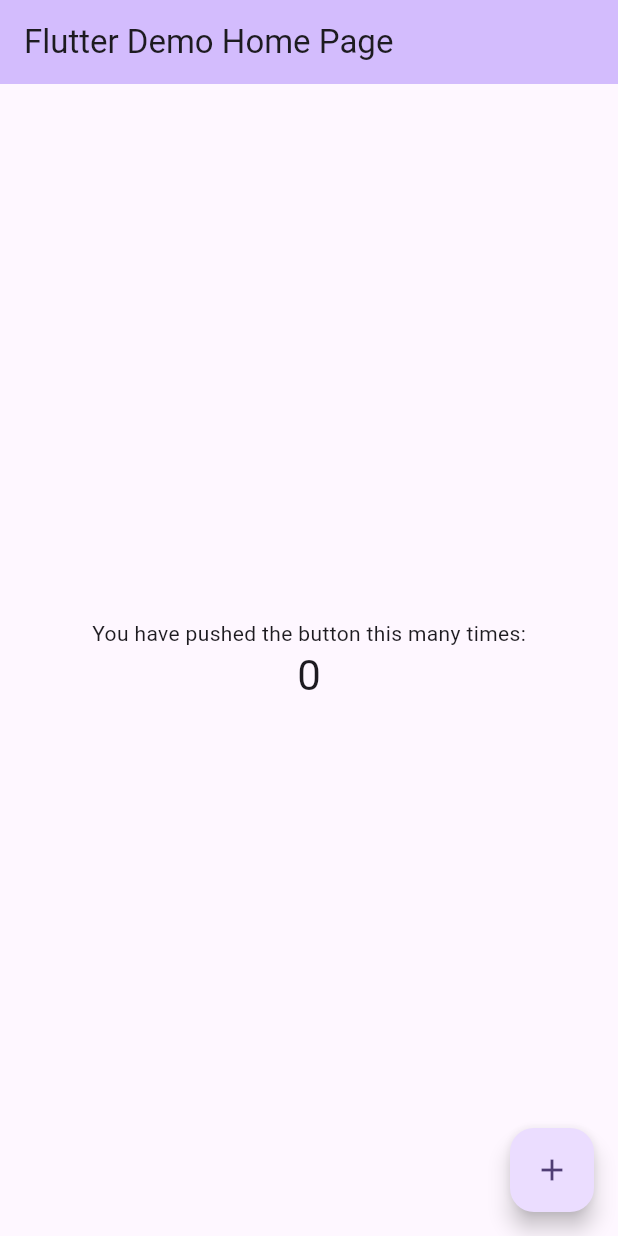
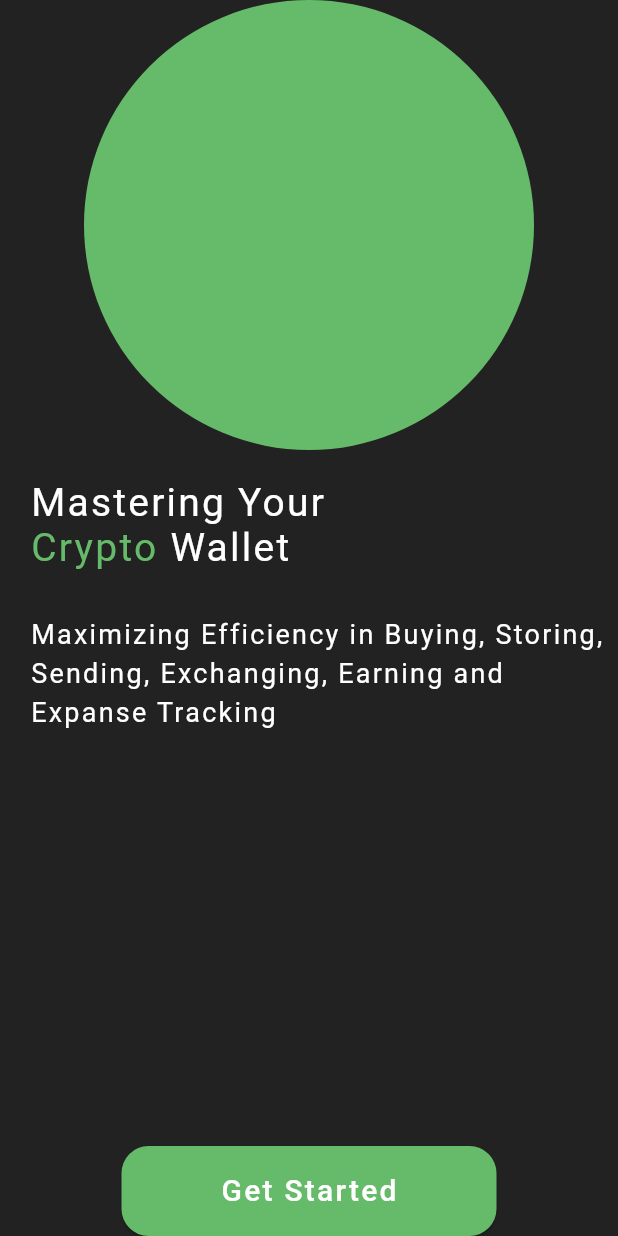
Before and after one commit to KennedyCreative/Crypto-UI-UX-Flutter, a Flutter app: the screen it shows after launch, on a phone screen of 412 x 824 dp. Run offline on Flutter 3.47's test engine with Material 3 defaults, Android fonts, the phone set to English and light mode, and no system bars.

Commit message:
All screen is done -main page -history page -crypto page we need only fix the desgin and put the svg

```diff
--- a/lib/main.dart
+++ b/lib/main.dart
@@ -1,125 +1,89 @@
+import 'package:crypto_ui_ux/Pages/main_page.dart';
 import 'package:flutter/material.dart';
 
 void main() {
-  runApp(const MyApp());
+  runApp(MaterialApp(
+    debugShowCheckedModeBanner: false,
+    home: const CryptoPage(),
+    theme: ThemeData(
+        scaffoldBackgroundColor: Colors.black87,
+        appBarTheme: const AppBarTheme(
+          backgroundColor: Colors.black87,
+        )),
+  ));
 }
 
-class MyApp extends StatelessWidget {
-  const MyApp({super.key});
+class CryptoPage extends StatefulWidget {
+  const CryptoPage({super.key});
 
-  // This widget is the root of your application.
+  @override
+  State<CryptoPage> createState() => _CryptoPageState();
+}
+
+class _CryptoPageState extends State<CryptoPage> {
+  Size get size => MediaQuery.of(context).size;
   @override
   Widget build(BuildContext context) {
-    return MaterialApp(
-      title: 'Flutter Demo',
-      theme: ThemeData(
-        // This is the theme of your application.
-        //
-        // TRY THIS: Try running your application with "flutter run". You'll see
-        // the application has a purple toolbar. Then, without quitting the app,
-        // try changing the seedColor in the colorScheme below to Colors.green
-        // and then invoke "hot reload" (save your changes or press the "hot
-        // reload" button in a Flutter-supported IDE, or press "r" if you used
-        // the command line to start the app).
-        //
-        // Notice that the counter didn't reset back to zero; the application
-        // state is not lost during the reload. To reset the state, use hot
-        // restart instead.
-        //
-        // This works for code too, not just values: Most code changes can be
-        // tested with just a hot reload.
-        colorScheme: ColorScheme.fromSeed(seedColor: Colors.deepPurple),
-        useMaterial3: true,
+    return Scaffold(
+      body: SafeArea(
+        child: Column(
+          crossAxisAlignment: CrossAxisAlignment.start,
+          children: [
+            //image space
+            Center(
+              child: Container(
+                height: 300,
+                width: 300,
+                decoration: BoxDecoration(color: Colors.green.shade400, borderRadius: BorderRadius.circular(500)),
+              ),
+            ),
+
+            //text
+            Padding(
+              padding: const EdgeInsets.only(top: 20, bottom: 10, left: 20),
+              child: RichText(
+                text: TextSpan(text: 'Mastering Your \n', style: const TextStyle(fontSize: 26, letterSpacing: 1.5), children: [
+                  TextSpan(text: 'Crypto', style: TextStyle(color: Colors.green.shade400, fontSize: 26, letterSpacing: 1.5)),
+                  const TextSpan(text: ' Wallet', style: TextStyle(fontSize: 26, letterSpacing: 1.5)),
+                ]),
+              ),
+            ),
+
+            //sub text
+            const Padding(
+              padding: EdgeInsets.only(top: 20, bottom: 10, left: 20),
+              child: Text(
+                'Maximizing Efficiency in Buying, Storing, Sending, Exchanging, Earning and Expanse Tracking',
+                style: TextStyle(color: Colors.white, fontSize: 18, letterSpacing: 1.5),
+              ),
+            ),
+
+            const Spacer(),
+            //elevationButton
+            Center(
+              child: SizedBox(
+                  height: 60,
+                  width: 250,
+                  child: ElevatedButton(
+                    style: ElevatedButton.styleFrom(
+                      backgroundColor: Colors.green.shade400,
+                      // primary: Colors.green.shade400, // Use 'primary' instead of 'backgroundColor'
+                      shape: RoundedRectangleBorder(
+                        borderRadius: BorderRadius.circular(18),
+                      ),
+                    ),
+                    onPressed: () {
+                      Navigator.of(context).push(MaterialPageRoute(builder: (_) => const MainPage()));
+                    },
+                    child: const Text(
+                      'Get Started',
+                      style: TextStyle(color: Colors.white, fontSize: 20, letterSpacing: 1.5),
+                    ),
+                  )),
+            )
+          ],
+        ),
       ),
-      home: const MyHomePage(title: 'Flutter Demo Home Page'),
     );
   }
 }
-
-class MyHomePage extends StatefulWidget {
-  const MyHomePage({super.key, required this.title});
-
-  // This widget is the home page of your application. It is stateful, meaning
-  // that it has a State object (defined below) that contains fields that affect
-  // how it looks.
-
-  // This class is the configuration for the state. It holds the values (in this
-  // case the title) provided by the parent (in this case the App widget) and
-  // used by the build method of the State. Fields in a Widget subclass are
-  // always marked "final".
-
-  final String title;
-
-  @override
-  State<MyHomePage> createState() => _MyHomePageState();
-}
-
-class _MyHomePageState extends State<MyHomePage> {
-  int _counter = 0;
-
-  void _incrementCounter() {
-    setState(() {
-      // This call to setState tells the Flutter framework that something has
-      // changed in this State, which causes it to rerun the build method below
-      // so that the display can reflect the updated values. If we changed
-      // _counter without calling setState(), then the build method would not be
-      // called again, and so nothing would appear to happen.
-      _counter++;
-    });
-  }
-
-  @override
-  Widget build(BuildContext context) {
-    // This method is rerun every time setState is called, for instance as done
-    // by the _incrementCounter method above.
-    //
-    // The Flutter framework has been optimized to make rerunning build methods
-    // fast, so that you can just rebuild anything that needs updating rather
-    // than having to individually change instances of widgets.
-    return Scaffold(
-      appBar: AppBar(
-        // TRY THIS: Try changing the color here to a specific color (to
-        // Colors.amber, perhaps?) and trigger a hot reload to see the AppBar
-        // change color while the other colors stay the same.
-        backgroundColor: Theme.of(context).colorScheme.inversePrimary,
-        // Here we take the value from the MyHomePage object that was created by
-        // the App.build method, and use it to set our appbar title.
-        title: Text(widget.title),
-      ),
-      body: Center(
-        // Center is a layout widget. It takes a single child and positions it
-        // in the middle of the parent.
-        child: Column(
-          // Column is also a layout widget. It takes a list of children and
-          // arranges them vertically. By default, it sizes itself to fit its
-          // children horizontally, and tries to be as tall as its parent.
-          //
-          // Column has various properties to control how it sizes itself and
-          // how it positions its children. Here we use mainAxisAlignment to
-          // center the children vertically; the main axis here is the vertical
-          // axis because Columns are vertical (the cross axis would be
-          // horizontal).
-          //
-          // TRY THIS: Invoke "debug painting" (choose the "Toggle Debug Paint"
-          // action in the IDE, or press "p" in the console), to see the
-          // wireframe for each widget.
-          mainAxisAlignment: MainAxisAlignment.center,
-          children: <Widget>[
-            const Text(
-              'You have pushed the button this many times:',
-            ),
-            Text(
-              '$_counter',
-              style: Theme.of(context).textTheme.headlineMedium,
-            ),
-          ],
-        ),
-      ),
-      floatingActionButton: FloatingActionButton(
-        onPressed: _incrementCounter,
-        tooltip: 'Increment',
-        child: const Icon(Icons.add),
-      ), // This trailing comma makes auto-formatting nicer for build methods.
-    );
-  }
-}
```
Also changed, not shown: lib/Pages/history_page.dart (added, +44 -0 lines), lib/Pages/main_page.dart (added, +186 -0 lines), pubspec.lock (added), 1 other file.
